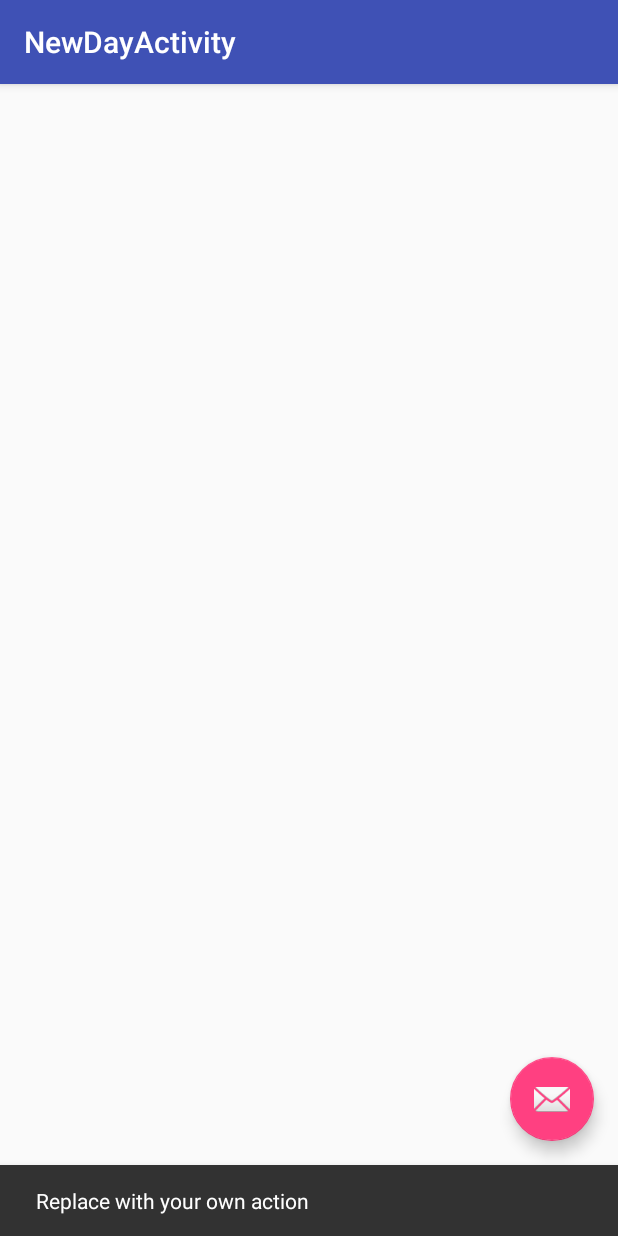
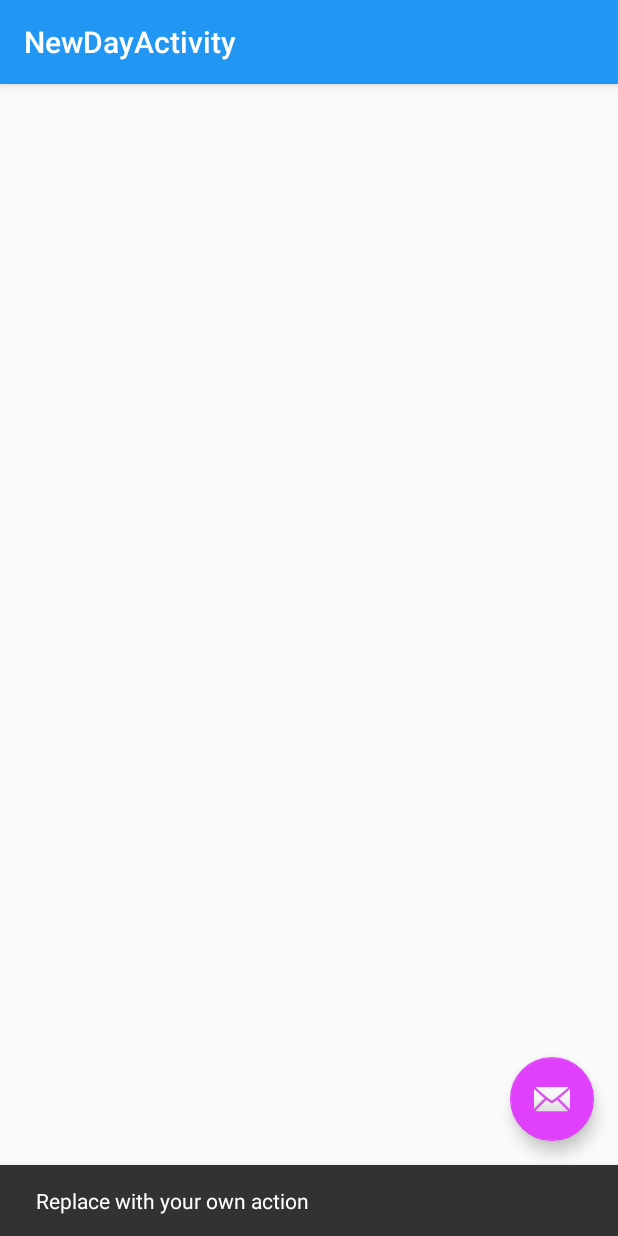
Before and after one commit to fadelakin/days-before, an Android app: the NewDayActivity screen opened directly, with no data from a screen before it, after a tap on an icon or button, on a phone screen of 412 x 824 dp. Run offline under Robolectric (Android 15) with nearby library versions, the phone set to English and light mode, and no system bars.

```diff
--- a/app/src/main/java/com/fisheradelakin/daysbefore/MainActivity.java
+++ b/app/src/main/java/com/fisheradelakin/daysbefore/MainActivity.java
@@ -47,6 +47,10 @@ public class MainActivity extends AppCompatActivity {
         LinearLayoutManager layoutManager = new LinearLayoutManager(this);
         layoutManager.setReverseLayout(true);
         layoutManager.setStackFromEnd(true);
+
+        daysRV.setLayoutManager(layoutManager);
+        daysRV.setHasFixedSize(true);
+        daysRV.setAdapter(adapter);
     }
 
     @OnClick(R.id.fab)
--- a/app/src/main/res/values/colors.xml
+++ b/app/src/main/res/values/colors.xml
@@ -1,6 +1,9 @@
 <?xml version="1.0" encoding="utf-8"?>
 <resources>
-    <color name="colorPrimary">#3F51B5</color>
-    <color name="colorPrimaryDark">#303F9F</color>
-    <color name="colorAccent">#FF4081</color>
+    <color name="colorPrimary">#2196F3</color>
+    <color name="colorPrimaryDark">#1976D2</color>
+    <color name="colorAccent">#E040FB</color>
+    <color name="colorPrimaryText">#212121</color>
+    <color name="colorSecondarytext">#727272</color>
+    <color name="colorDivider">#B6B6B6</color>
 </resources>
```
Also changed, not shown: app/src/main/java/com/fisheradelakin/daysbefore/DayAdapter.java (+45 -1 lines), app/src/main/res/layout/day_item.xml (added, +17 -0 lines).
